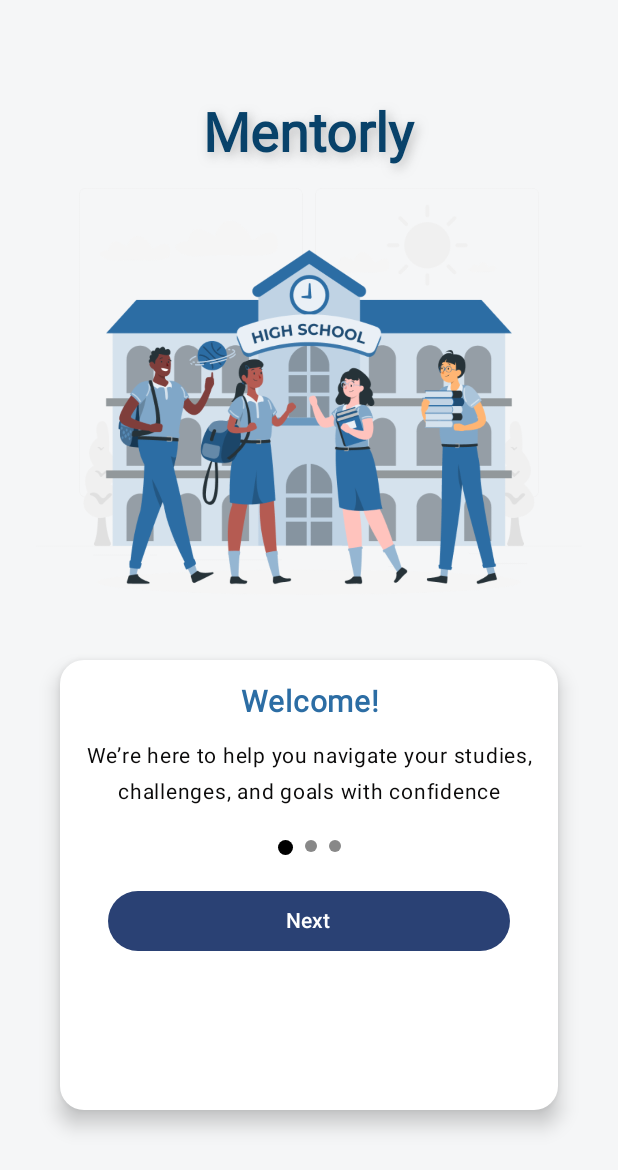
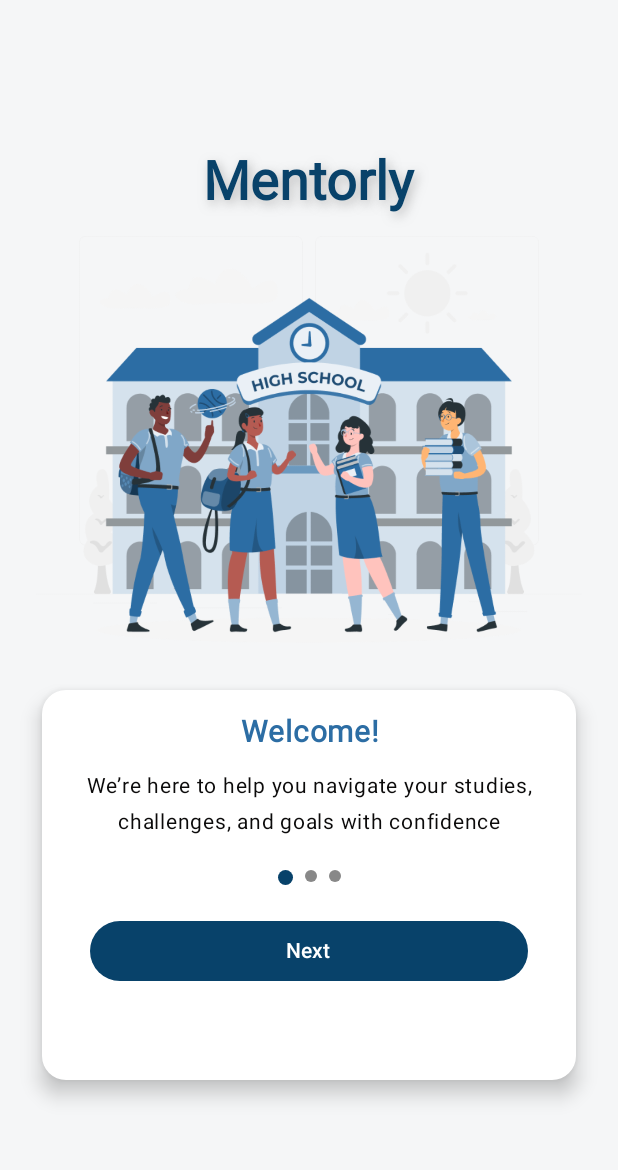
Before and after one commit to RehabSapour/Mentorlly, an Android app built with Jetpack Compose: the OnBoardingScreen screen opened through its navigation route, on a phone screen of 412 x 824 dp. Shown: the top 1170 px of the screen. Run offline under Robolectric (Android 15) with nearby library versions, the phone set to English and light mode, and no system bars.

Commit message:
handle change

```diff
--- a/app/src/main/java/com/example/mentorly/Design/onboarding/OnBoardingPage.kt
+++ b/app/src/main/java/com/example/mentorly/Design/onboarding/OnBoardingPage.kt
@@ -80,7 +80,7 @@ fun OnBoardingPageUI(page: OnBoardingPageModel, pagerState: PagerState, onFinish
 
         Card(
             modifier = Modifier.fillMaxWidth()
-                .padding(16.dp).height(300.dp).width(343.dp),
+                .padding(4.dp).height(260.dp).width(343.dp),
             shape= RoundedCornerShape(16.dp),
             colors= CardDefaults.cardColors(
                 containerColor = onBoardingCardBack
--- a/app/src/main/java/com/example/mentorly/Design/onboarding/PagerIndicator.kt
+++ b/app/src/main/java/com/example/mentorly/Design/onboarding/PagerIndicator.kt
@@ -12,6 +12,7 @@ import androidx.compose.foundation.layout.size
 import androidx.compose.foundation.pager.PagerState
 import androidx.compose.foundation.shape.CircleShape
 import androidx.compose.material3.Button
+import androidx.compose.material3.ButtonDefaults
 import androidx.compose.material3.Text
 import androidx.compose.runtime.Composable
 import androidx.compose.ui.Modifier
@@ -19,6 +20,7 @@ import androidx.compose.ui.graphics.Color
 import androidx.compose.ui.res.stringResource
 import androidx.compose.ui.unit.dp
 import com.example.mentorly.R
+import com.example.mentorly.ui.theme.SplashFirstColor
 
 
 @OptIn(ExperimentalFoundationApi::class)
@@ -37,7 +39,7 @@ fun PagerIndicator(
                     .size(if (pagerState.currentPage == index) 10.dp else 8.dp)
                     .background(
                         if (pagerState.currentPage == index)
-                            Color.Black
+                            SplashFirstColor
                         else
                             Color.Gray,
                         CircleShape
@@ -66,7 +68,10 @@ fun BottomSection(
                 if (pagerState.currentPage == pagerState.pageCount - 1) {
                     onFinish()
                 }
-            }
+            },
+            colors = ButtonDefaults.buttonColors(
+                containerColor = SplashFirstColor
+            )
         ) {
             Text(
                 text = if (pagerState.currentPage == pagerState.pageCount - 1)
```
Also changed, not shown: app/src/main/java/com/example/mentorly/Design/home/HomeScreen.kt (+17 -1 lines).
